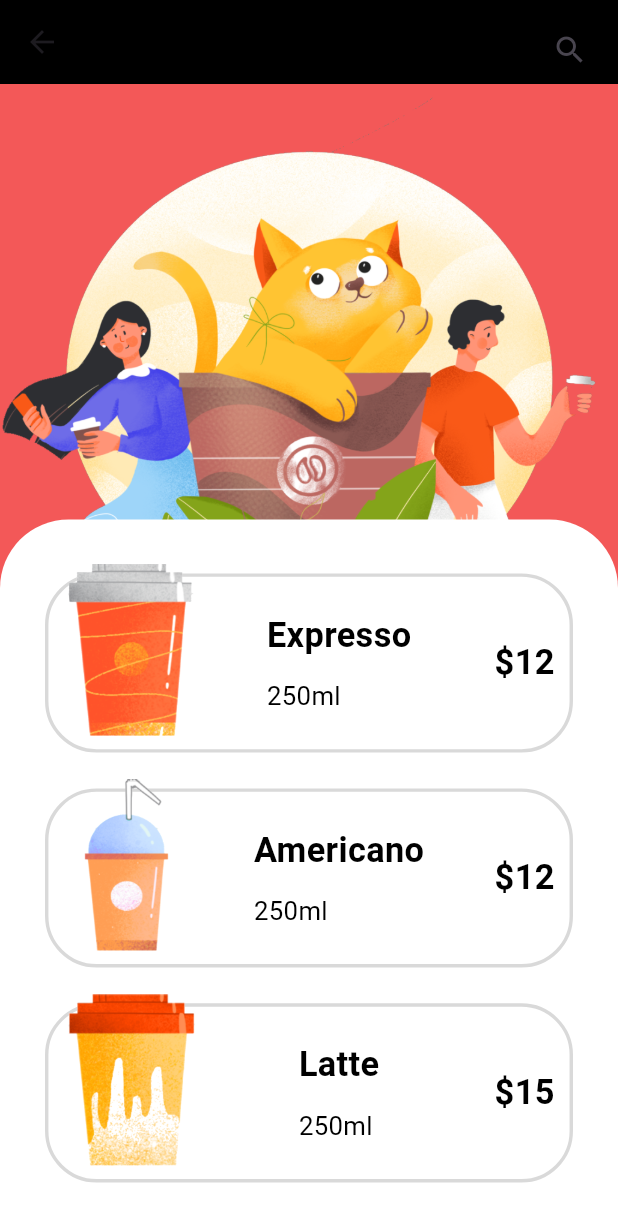
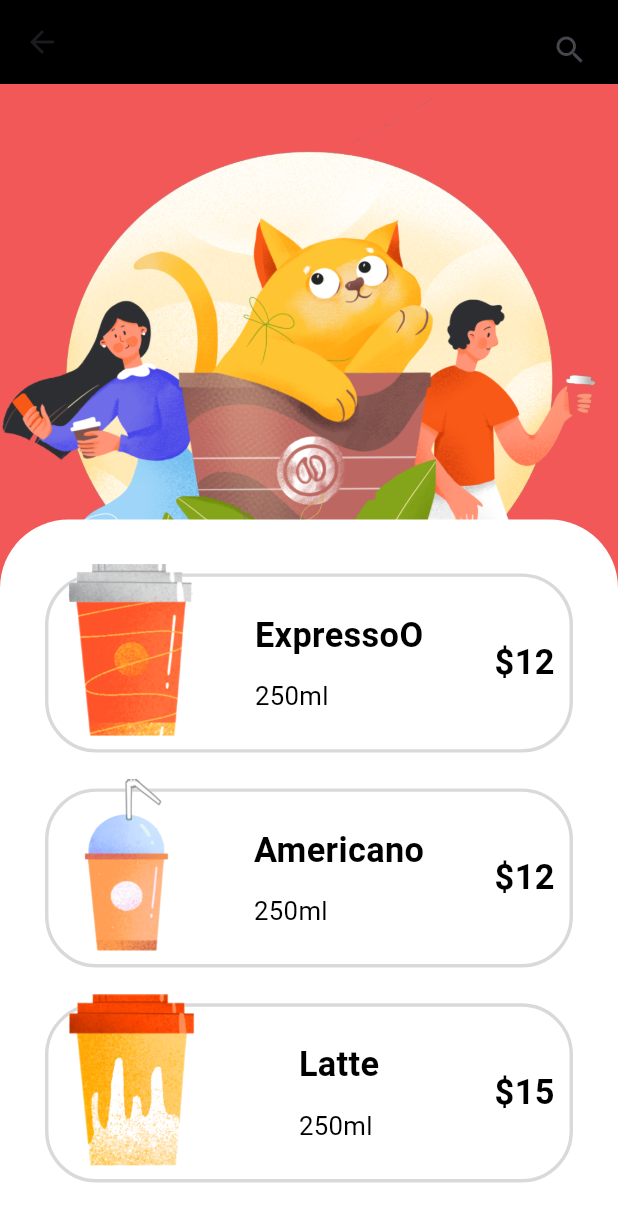
Before and after one commit to tedijumadi/appcaffe, a Flutter app: the screen it shows after launch, after a tap on "Buy A Coffee", on a phone screen of 412 x 824 dp. Shown: the top 1222 px of the screen. Run offline on Flutter 3.47's test engine with Material 3 defaults, Android fonts, the phone set to English and light mode, and no system bars; our stand-ins replace flutter_screenutil.

Commit message:
tes update

```diff
--- a/lib/page1.dart
+++ b/lib/page1.dart
@@ -39,7 +39,7 @@ class OnBoardScreen extends StatelessWidget {
               height: 10.h,
             ),
             Text(
-              "You can be sure that you come to\nyour friend who are always glad\nto see you. ---",
+              "You can be sure that you come to\nyour friend who are always glad\nto see you",
               textAlign: TextAlign.center,
               style: TextStyle(
                 color: MyColors.white,
--- a/lib/page2.dart
+++ b/lib/page2.dart
@@ -45,7 +45,7 @@ class DashboardScreen extends StatelessWidget {
                   )),
               child: ListView(children: [
                 CardCafe(
-                  name_coffe: "Expresso",
+                  name_coffe: "ExpressoO",
                   size_coffe: "250ml",
                   price_coffe: "\$12",
                   photo_coffe: "assets/images/botol1.png",
--- a/lib/page3.dart
+++ b/lib/page3.dart
@@ -86,7 +86,7 @@ class _CounterScreenState extends State<CounterScreen> {
               mainAxisAlignment: MainAxisAlignment.spaceEvenly,
               children: [
                 CardSize(
-                  size_name_coffe: "Small",
+                  size_name_coffe: "SmallL",
                   size_coffe: "250ml",
                   selected: selected,
                   onTap: () {
```
